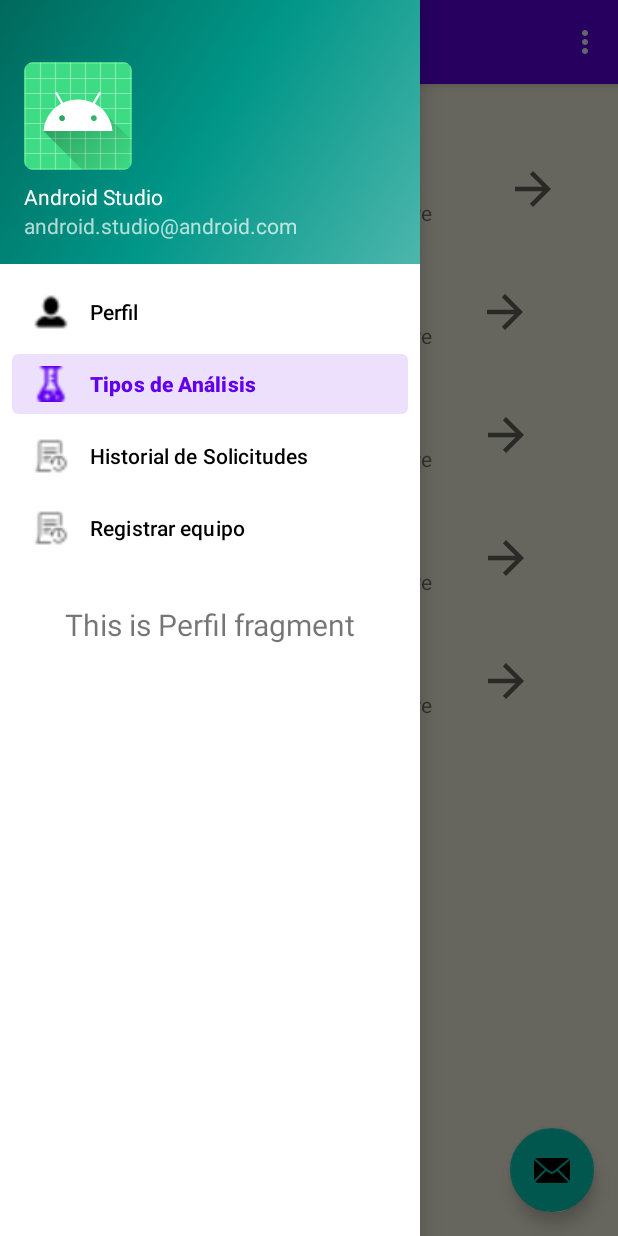
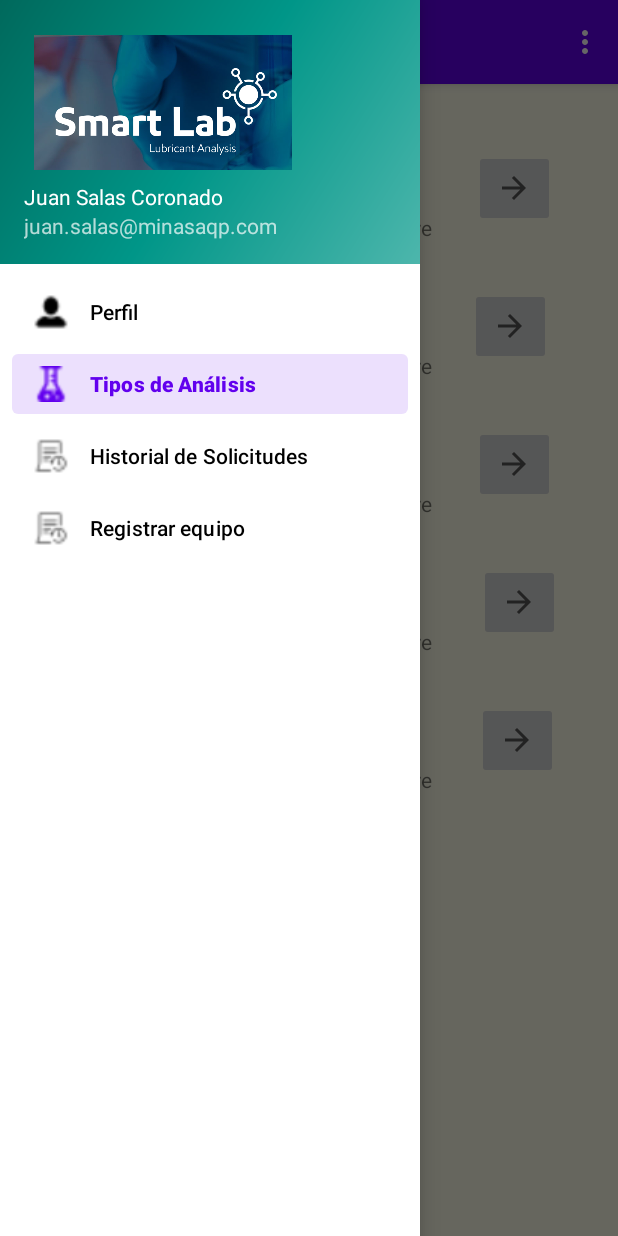
Before and after one commit to DanielRuizC/SmartLab_Android_TF, an Android app: the TiposAnalisisFragment screen opened through its navigation route, with the side drawer open, on a phone screen of 412 x 824 dp. Run offline under Robolectric (Android 15) with nearby library versions, the phone set to English and light mode, and no system bars; our stand-ins replace navigation-ui.

Commit message:
últimos detalles 25/08

```diff
--- a/app/src/main/java/com/project/smartlab_tf/ui/Perfil/PerfilViewModel.java
+++ b/app/src/main/java/com/project/smartlab_tf/ui/Perfil/PerfilViewModel.java
@@ -10,7 +10,6 @@ public class PerfilViewModel extends ViewModel {
 
     public PerfilViewModel() {
         mText = new MutableLiveData<>();
-        mText.setValue("This is Perfil fragment");
     }
 
     public LiveData<String> getText() {
--- a/app/src/main/java/com/project/smartlab_tf/ui/historialSolicitudes/HistorialSolicitudesFragment.java
+++ b/app/src/main/java/com/project/smartlab_tf/ui/historialSolicitudes/HistorialSolicitudesFragment.java
@@ -24,7 +24,6 @@ public class HistorialSolicitudesFragment extends Fragment {
 
     }
 
-    @Override
     public View onCreateView(@NonNull LayoutInflater inflater, @Nullable
                              ViewGroup container, @Nullable Bundle savedInstanceState) {
         View vista = inflater.inflate(R.layout.fragment_historialsolicitudes, container, false);
--- a/app/src/main/java/com/project/smartlab_tf/ui/tiposAnalisis/TiposAnalisisFragment.java
+++ b/app/src/main/java/com/project/smartlab_tf/ui/tiposAnalisis/TiposAnalisisFragment.java
@@ -7,6 +7,7 @@ import android.view.LayoutInflater;
 import android.view.View;
 import android.view.ViewGroup;
 import android.widget.Button;
+import android.widget.ImageButton;
 import android.widget.TextView;
 
 import androidx.annotation.NonNull;
@@ -19,28 +20,8 @@ import com.project.smartlab_tf.databinding.FragmentTiposanalisisBinding;
 
 public class TiposAnalisisFragment extends Fragment {
 
-    private FragmentTiposanalisisBinding binding;
 
-    public View onCreateView(@NonNull LayoutInflater inflater,
-                             ViewGroup container, Bundle savedInstanceState) {
-        TiposAnalisisViewModel tiposAnalisisViewModel =
-                new ViewModelProvider(this).get(TiposAnalisisViewModel.class);
-
-        binding = FragmentTiposanalisisBinding.inflate(inflater, container, false);
-        View root = binding.getRoot();
-
-        final TextView textView = binding.textView11;
-        tiposAnalisisViewModel.getText().observe(getViewLifecycleOwner(), textView::setText);
-        return root;
-    }
-
-    @Override
-    public void onDestroyView() {
-        super.onDestroyView();
-        binding = null;
-    }
-
-    /*public TiposAnalisisFragment (){
+    public TiposAnalisisFragment (){
 
     }
 
@@ -48,13 +29,13 @@ public class TiposAnalisisFragment extends Fragment {
             ViewGroup container, @Nullable Bundle savedInstanceState) {
         View vista = inflater.inflate(R.layout.fragment_tiposanalisis, container, false);
 
-        Button b1 = vista.findViewById(R.id.botonFlecha);
+        ImageButton b1 = vista.findViewById(R.id.botonFlecha1);
         b1.setOnClickListener(new View.OnClickListener() {
             @Override
             public void onClick(View v) {
-                findNavController(v).navigate(R.id.idPantallaDetalle);
+                findNavController(v).navigate(R.id.idPantallaDetalleAnalisis);
             }
         });
         return vista;
-    }*/
+    }
 }
--- a/app/src/main/java/com/project/smartlab_tf/ui/tiposAnalisis/TiposAnalisisViewModel.java
+++ b/app/src/main/java/com/project/smartlab_tf/ui/tiposAnalisis/TiposAnalisisViewModel.java
@@ -5,15 +5,4 @@ import androidx.lifecycle.MutableLiveData;
 import androidx.lifecycle.ViewModel;
 
 public class TiposAnalisisViewModel extends ViewModel {
-
-    private final MutableLiveData<String> mText;
-
-    public TiposAnalisisViewModel() {
-        mText = new MutableLiveData<>();
-        mText.setValue("This is gallery fragment");
-    }
-
-    public LiveData<String> getText() {
-        return mText;
-    }
 }
--- a/app/src/main/res/layout/app_bar_main.xml
+++ b/app/src/main/res/layout/app_bar_main.xml
@@ -29,6 +29,7 @@
         android:layout_gravity="bottom|end"
         android:layout_marginEnd="@dimen/fab_margin"
         android:layout_marginBottom="16dp"
+        android:visibility="gone"
         app:srcCompat="@android:drawable/ic_dialog_email" />
 
 </androidx.coordinatorlayout.widget.CoordinatorLayout>
--- a/app/src/main/res/layout/fragment_historialsolicitudes.xml
+++ b/app/src/main/res/layout/fragment_historialsolicitudes.xml
@@ -9,7 +9,7 @@
     <ScrollView
         android:layout_width="match_parent"
         android:layout_height="match_parent"
-        android:background="#4543AE95"
+        android:background="#459AA8A5"
         tools:layout_editor_absoluteX="-204dp"
         tools:layout_editor_absoluteY="-16dp">
 
--- a/app/src/main/res/layout/fragment_resultado_analisis.xml
+++ b/app/src/main/res/layout/fragment_resultado_analisis.xml
@@ -4,7 +4,7 @@
     xmlns:tools="http://schemas.android.com/tools"
     android:layout_width="match_parent"
     android:layout_height="match_parent"
-    android:background="#1D8A4A4A"
+    android:background="#66A7FFEB"
     tools:context=".ResultadoAnalisisFragment">
 
     <TextView
@@ -167,7 +167,7 @@
         app:layout_constraintTop_toBottomOf="@+id/textView2" />
 
     <ImageButton
-        android:id="@+id/chatButton"
+        android:id="@+id/chatButton1"
         android:layout_width="wrap_content"
         android:layout_height="wrap_content"
         android:layout_marginStart="40dp"
--- a/app/src/main/res/layout/fragment_tiposanalisis.xml
+++ b/app/src/main/res/layout/fragment_tiposanalisis.xml
@@ -17,46 +17,6 @@
             android:layout_width="match_parent"
             android:layout_height="wrap_content">
 
-            <ImageView
-                android:id="@+id/botonFlecha2"
-                android:layout_width="40dp"
-                android:layout_height="36dp"
-                android:layout_marginStart="17dp"
-                android:rotationY="180"
-                android:src="?attr/actionModeCloseDrawable"
-                app:layout_constraintStart_toEndOf="@+id/textView56"
-                app:layout_constraintTop_toBottomOf="@+id/textView55" />
-
-            <ImageView
-                android:id="@+id/botonFlecha3"
-                android:layout_width="40dp"
-                android:layout_height="36dp"
-                android:layout_marginStart="14dp"
-                android:rotationY="180"
-                android:src="?attr/actionModeCloseDrawable"
-                app:layout_constraintStart_toEndOf="@+id/textView60"
-                app:layout_constraintTop_toBottomOf="@+id/textView59" />
-
-            <ImageView
-                android:id="@+id/botonFlecha4"
-                android:layout_width="40dp"
-                android:layout_height="36dp"
-                android:layout_marginStart="15dp"
-                android:rotationY="180"
-                android:src="?attr/actionModeCloseDrawable"
-                app:layout_constraintStart_toEndOf="@+id/textView57"
-                app:layout_constraintTop_toBottomOf="@+id/textView58" />
-
-            <ImageView
-                android:id="@+id/botonFlecha5"
-                android:layout_width="40dp"
-                android:layout_height="36dp"
-                android:layout_marginStart="19dp"
-                android:rotationY="180"
-                android:src="?attr/actionModeCloseDrawable"
-                app:layout_constraintStart_toEndOf="@+id/textView52"
-                app:layout_constraintTop_toBottomOf="@+id/textView51" />
-
             <TextView
                 android:id="@+id/textView60"
                 android:layout_width="223dp"
@@ -72,7 +32,7 @@
                 android:layout_width="wrap_content"
                 android:layout_height="wrap_content"
                 android:layout_marginStart="80dp"
-                android:layout_marginTop="60dp"
+                android:layout_marginTop="70dp"
                 android:text="Sulfatación"
                 android:textColor="#040404"
                 android:textSize="16sp"
@@ -96,7 +56,7 @@
                 android:layout_width="wrap_content"
                 android:layout_height="wrap_content"
                 android:layout_marginStart="80dp"
-                android:layout_marginTop="60dp"
+                android:layout_marginTop="70dp"
                 android:text="Nitración"
                 android:textColor="#040404"
                 android:textSize="16sp"
@@ -140,7 +100,7 @@
                 android:layout_width="wrap_content"
                 android:layout_height="wrap_content"
                 android:layout_marginStart="80dp"
-                android:layout_marginTop="60dp"
+                android:layout_marginTop="70dp"
                 android:text="Oxidación"
                 android:textColor="#040404"
                 android:textSize="16sp"
@@ -164,7 +124,7 @@
                 android:layout_width="wrap_content"
                 android:layout_height="wrap_content"
                 android:layout_marginStart="80dp"
-                android:layout_marginTop="60dp"
+                android:layout_marginTop="70dp"
                 android:text="Viscocidad"
                 android:textColor="#040404"
                 android:textSize="16sp"
@@ -175,7 +135,7 @@
             <TextView
                 android:id="@+id/textView52"
                 android:layout_width="217dp"
-                android:layout_height="31dp"
+                android:layout_height="35dp"
                 android:layout_marginStart="80dp"
                 android:layout_marginTop="8dp"
                 android:text="Determinar fallas por fatiga de metales ferrosos y contacto entre metales..."
@@ -198,13 +158,24 @@
                 android:layout_width="wrap_content"
                 android:layout_height="wrap_content"
                 android:layout_marginStart="80dp"
-                android:layout_marginTop="30dp"
+                android:layout_marginTop="40dp"
                 android:text="Conteo de Partículas"
                 android:textColor="#040404"
                 android:textSize="16sp"
                 android:textStyle="bold"
                 app:layout_constraintStart_toStartOf="parent"
                 app:layout_constraintTop_toTopOf="parent" />
+
+            <ImageView
+                android:id="@+id/imageView4"
+                android:layout_width="58dp"
+                android:layout_height="48dp"
+                android:layout_marginStart="16dp"
+                android:layout_marginTop="12dp"
+                android:contentDescription="TODO"
+                android:src="@drawable/conteo_particulas"
+                app:layout_constraintStart_toStartOf="parent"
+                app:layout_constraintTop_toTopOf="@+id/textView11" />
 
             <TextView
                 android:id="@+id/textView42"
@@ -216,26 +187,66 @@
                 app:layout_constraintStart_toStartOf="parent"
                 app:layout_constraintTop_toBottomOf="@+id/textView11" />
 
-            <ImageView
-                android:id="@+id/imageView4"
-                android:layout_width="58dp"
-                android:layout_height="48dp"
+            <ImageButton
+                android:id="@+id/botonFlecha1"
+                android:layout_width="54dp"
+                android:layout_height="51dp"
                 android:layout_marginStart="16dp"
-                android:layout_marginTop="10dp"
-                android:contentDescription="TODO"
-                android:src="@drawable/conteo_particulas"
-                app:layout_constraintStart_toStartOf="parent"
-                app:layout_constraintTop_toTopOf="@+id/textView11" />
+                android:layout_marginTop="4dp"
+                android:rotation="180"
+                android:src="?attr/actionModeCloseDrawable"
+                app:layout_constraintStart_toEndOf="@+id/textView42"
+                app:layout_constraintTop_toTopOf="@+id/textView11"
+                tools:ignore="SpeakableTextPresentCheck" />
 
-            <ImageView
+            <ImageButton
                 android:id="@+id/botonFlecha"
-                android:layout_width="40dp"
-                android:layout_height="36dp"
-                android:layout_marginStart="85dp"
-                android:rotationY="180"
+                android:layout_width="54dp"
+                android:layout_height="51dp"
+                android:layout_marginStart="16dp"
+                android:layout_marginTop="4dp"
+                android:rotation="180"
                 android:src="?attr/actionModeCloseDrawable"
-                app:layout_constraintStart_toEndOf="@+id/textView11"
-                app:layout_constraintTop_toBottomOf="@+id/textView11" />
+                app:layout_constraintStart_toEndOf="@+id/textView56"
+                app:layout_constraintTop_toTopOf="@+id/textView55"
+                tools:ignore="SpeakableTextPresentCheck" />
+
+            <ImageButton
+                android:id="@+id/botonFlecha2"
+                android:layout_width="54dp"
+                android:layout_height="51dp"
+                android:layout_marginStart="16dp"
+                android:layout_marginTop="4dp"
+                android:rotation="180"
+                android:src="?attr/actionModeCloseDrawable"
+                app:layout_constraintStart_toEndOf="@+id/textView60"
+                app:layout_constraintTop_toTopOf="@+id/textView59"
+                tools:ignore="SpeakableTextPresentCheck" />
+
+            <ImageButton
+                android:id="@+id/botonFlecha3"
+                android:layout_width="54dp"
+                android:layout_height="51dp"
+                android:layout_marginStart="16dp"
+                android:layout_marginTop="4dp"
+                android:rotation="180"
+                android:src="?attr/actionModeCloseDrawable"
+                app:layout_constraintStart_toEndOf="@+id/textView57"
+                app:layout_constraintTop_toTopOf="@+id/textView58"
+                tools:ignore="SpeakableTextPresentCheck" />
+
+            <ImageButton
+                android:id="@+id/botonFlecha4"
+                android:layout_width="54dp"
+                android:layout_height="51dp"
+                android:layout_marginStart="16dp"
+                android:layout_marginTop="4dp"
+                android:rotation="180"
+                android:src="?attr/actionModeCloseDrawable"
+                app:layout_constraintStart_toEndOf="@+id/textView52"
+                app:layout_constraintTop_toTopOf="@+id/textView51"
+                tools:ignore="SpeakableTextPresentCheck" />
+
         </androidx.constraintlayout.widget.ConstraintLayout>
     </ScrollView>
 
--- a/app/src/main/res/layout/nav_header_main.xml
+++ b/app/src/main/res/layout/nav_header_main.xml
@@ -14,22 +14,21 @@
 
     <ImageView
         android:id="@+id/imageView"
-        android:layout_width="wrap_content"
-        android:layout_height="wrap_content"
-        android:contentDescription="@string/nav_header_desc"
-        android:paddingTop="@dimen/nav_header_vertical_spacing"
-        app:srcCompat="@mipmap/ic_launcher_round" />
+        android:layout_width="185dp"
+        android:layout_height="90dp"
+        app:srcCompat="@drawable/smartlab_logo" />
 
     <TextView
         android:layout_width="match_parent"
         android:layout_height="wrap_content"
         android:paddingTop="@dimen/nav_header_vertical_spacing"
-        android:text="@string/nav_header_title"
+        android:text="Juan Salas Coronado"
         android:textAppearance="@style/TextAppearance.AppCompat.Body1" />
 
     <TextView
         android:id="@+id/textView"
         android:layout_width="wrap_content"
         android:layout_height="wrap_content"
-        android:text="@string/nav_header_subtitle" />
+        android:text="juan.salas@minasaqp.com" />
+
 </LinearLayout>
--- a/app/src/main/res/menu/activity_main_drawer.xml
+++ b/app/src/main/res/menu/activity_main_drawer.xml
@@ -20,6 +20,6 @@
         <item
             android:id="@+id/nav_registroEquipo"
             android:icon="@drawable/menu_historial"
-            android:title="Registrar equipo" />
+            android:title="@string/registrar_equipo" />
     </group>
 </menu>
--- a/app/src/main/res/navigation/mobile_navigation.xml
+++ b/app/src/main/res/navigation/mobile_navigation.xml
@@ -27,7 +27,7 @@
         android:label="@string/menu_tiposAnalisis"
         tools:layout="@layout/fragment_tiposanalisis" >
         <action
-            android:id="@+id/action_nav_tiposAnalisis_to_detallesAnalisisFragment"
+            android:id="@+id/idPantallaDetalleAnalisis"
             app:destination="@id/detallesAnalisisFragment" />
     </fragment>
 
@@ -46,7 +46,7 @@
         android:label="fragment_resultado_analisis"
         tools:layout="@layout/fragment_resultado_analisis" >
         <action
-            android:id="@+id/action_nav_resultadoAnalisis_to_comentarioFragment"
+            android:id="@+id/idPantallaComentario"
             app:destination="@id/comentarioFragment" />
     </fragment>
     <fragment
@@ -64,7 +64,11 @@
         android:id="@+id/nav_registroEquipo"
         android:name="com.project.smartlab_tf.ui.registroEquipo.registroEquipoFragment"
         android:label="Registrar equipo"
-        tools:layout="@layout/fragment_registro_equipo"/>
+        tools:layout="@layout/fragment_registro_equipo">
+        <action
+            android:id="@+id/action_nav_registroEquipo_to_nav_registroComponente"
+            app:destination="@id/nav_registroComponente" />
+    </fragment>
     <fragment
         android:id="@+id/nav_registroComponente"
         android:name="com.project.smartlab_tf.ui.registroComponente.registroComponenteFragment"
--- a/app/src/main/res/values/strings.xml
+++ b/app/src/main/res/values/strings.xml
@@ -13,5 +13,6 @@
     <!-- TODO: Remove or change this placeholder text -->
     <string name="hello_blank_fragment">Hello blank fragment</string>
     <string name="registrar_componentes">Registrar componentes</string>
+    <string name="registrar_equipo">Registrar equipo</string>
 
 </resources>
```
Also changed, not shown: app/src/main/java/com/project/smartlab_tf/ResultadoAnalisisFragment.java (+5 -4 lines), app/src/main/res/layout/fragment_comentario.xml (+35 -31 lines), app/src/main/res/layout/fragment_detalles_analisis.xml (+13 -9 lines), app/src/main/res/drawable/smartlab_logo.png (added).
